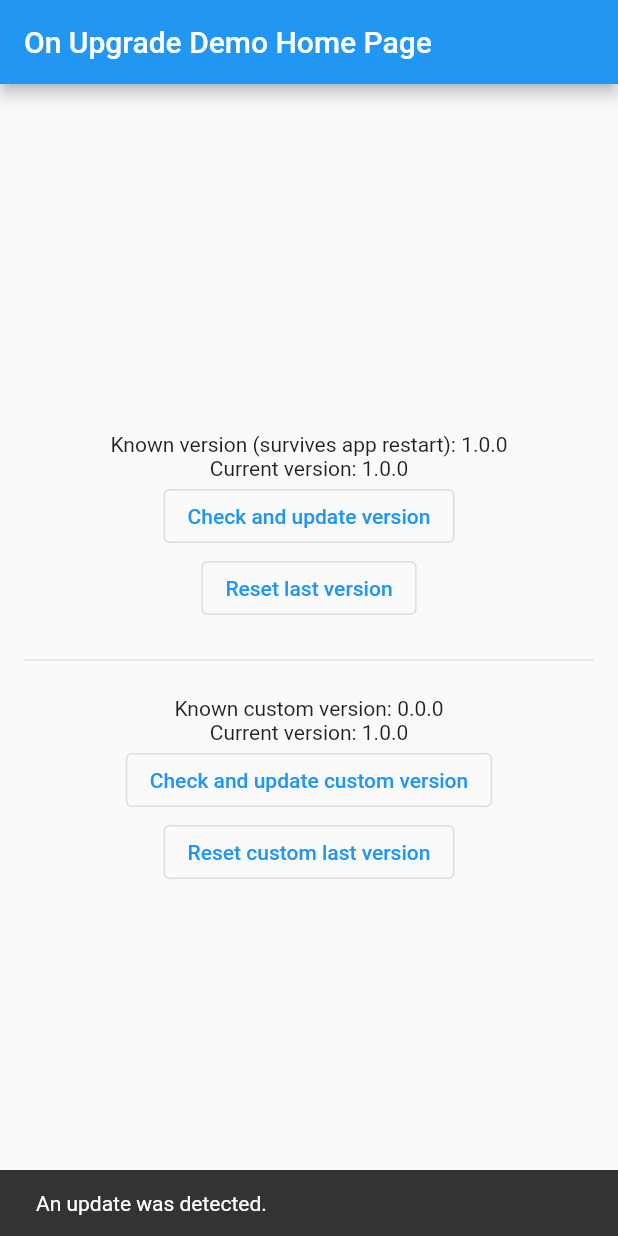
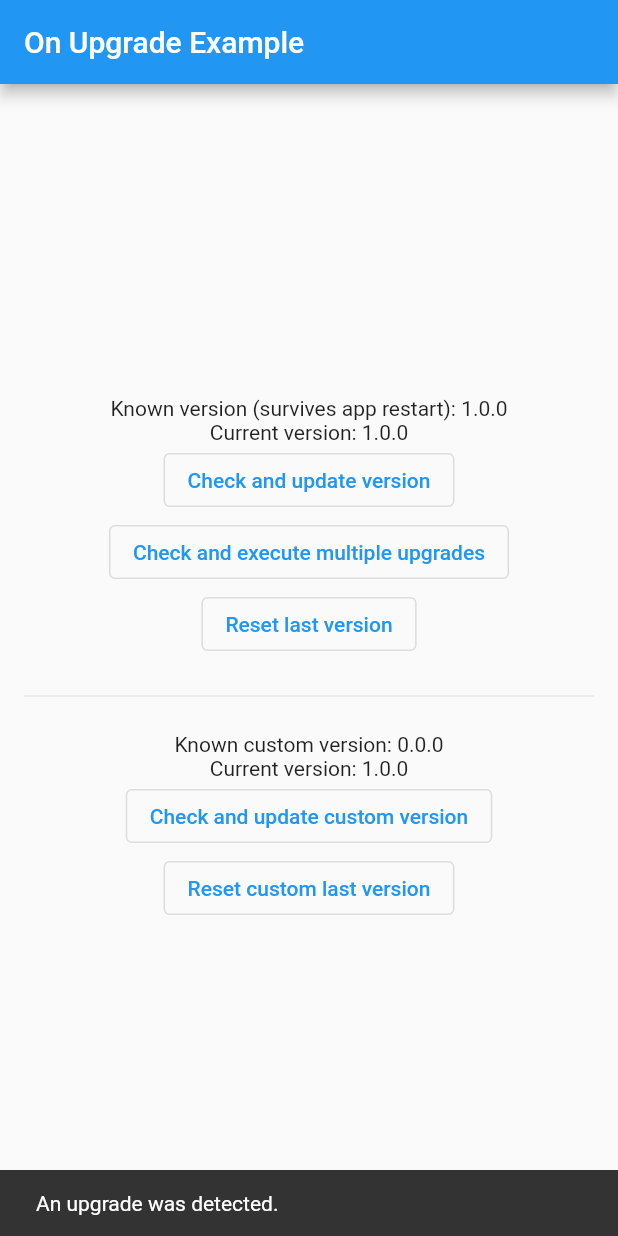
Before and after one commit to Boehrsi/on_upgrade, a Flutter app: the screen it shows after launch, after a tap on "Check and update version", on a phone screen of 412 x 824 dp. Run offline on Flutter 3.47's test engine with Material 2 defaults, Android fonts, the light colour scheme and no system bars; our stand-ins replace package_info_plus, pub_semver, shared_preferences.

Commit message:
docs: add docs for #2 chore: update example app with showcase for #2

```diff
--- a/example/lib/main.dart
+++ b/example/lib/main.dart
@@ -13,27 +13,28 @@ class MyApp extends StatelessWidget {
       theme: ThemeData(
         primarySwatch: Colors.blue,
       ),
-      home: MyHomePage(title: 'On Upgrade Demo Home Page'),
+      home: MainScreen(title: 'On Upgrade Example'),
     );
   }
 }
 
-class MyHomePage extends StatefulWidget {
-  MyHomePage({Key key, this.title}) : super(key: key);
+class MainScreen extends StatefulWidget {
+  MainScreen({Key key, this.title}) : super(key: key);
 
   final String title;
 
   @override
-  _MyHomePageState createState() => _MyHomePageState();
+  _MainScreenState createState() => _MainScreenState();
 }
 
-class _MyHomePageState extends State<MyHomePage> {
+class _MainScreenState extends State<MainScreen> {
   final _onUpgrade = OnUpgrade();
   OnUpgrade _onUpgradeCustom;
 
   String _lastVersion;
   String _customLastVersion = '';
   String _currentVersion;
+  var _multipleUpgradeProgress = 0.0;
 
   @override
   void initState() {
@@ -84,6 +85,14 @@ class _MyHomePageState extends State<MyHomePage> {
               child: Text('Check and update version'),
             ),
             OutlinedButton(
+              onPressed: _executeMultipleUpgrades,
+              child: Text('Check and execute multiple upgrades'),
+            ),
+            Visibility(
+              visible: _multipleUpgradeProgress > 0.0,
+              child: LinearProgressIndicator(value: _multipleUpgradeProgress),
+            ),
+            OutlinedButton(
               onPressed: _resetLastVersion,
               child: Text('Reset last version'),
             ),
@@ -114,9 +123,46 @@ class _MyHomePageState extends State<MyHomePage> {
     if (isNewVersion.state == UpgradeState.upgrade) {
       await _onUpgrade.updateLastVersion();
       _showLastVersion();
-      _showSnackbar('An update was detected.');
+      _showSnackbar('An upgrade was detected.');
     } else {
-      _showSnackbar('No update.');
+      _showSnackbar('No upgrade.');
+    }
+  }
+
+  Future<void> _executeMultipleUpgrades() async {
+    final upgrades = {
+      '0.0.5': () async {
+        setState(() => _multipleUpgradeProgress = 0.1);
+        await Future.delayed(Duration(seconds: 2), () => setState(() => _multipleUpgradeProgress = 0.5));
+        _showSnackbar('0.0.5 migration done');
+      },
+      '0.5.0': () async {
+        await Future.delayed(Duration(seconds: 3), () => setState(() => _multipleUpgradeProgress = 1));
+        _showSnackbar('0.5.0 migration done');
+        await Future.delayed(Duration(seconds: 2), () {});
+      },
+      '1.0.0': () {
+        showDialog(
+          context: context,
+          builder: (context) => AlertDialog(
+            title: Text('1.0.0 - Nothing new'),
+            content: Text('We just added more ads!'),
+          ),
+        );
+      },
+      '2.0.0': () {
+        // Shouldn't get executed
+        throw AssertionError("This method shouldn't get executed");
+      },
+    };
+
+    final isNewVersion = await _onUpgrade.isNewVersion();
+    if (isNewVersion.state == UpgradeState.upgrade) {
+      await isNewVersion.executeUpgrades(upgrades);
+      await _onUpgrade.updateLastVersion();
+      _showLastVersion();
+    } else {
+      _showSnackbar('No upgrade.');
     }
   }
 
@@ -149,9 +195,9 @@ class _MyHomePageState extends State<MyHomePage> {
     if (isNewVersion.state == UpgradeState.upgrade) {
       await _onUpgradeCustom.updateLastVersion();
       _showLastVersion();
-      _showSnackbar('A custom update was detected.');
+      _showSnackbar('A custom upgrade was detected.');
     } else {
-      _showSnackbar('No custom update.');
+      _showSnackbar('No custom upgrade.');
     }
   }
 
@@ -166,7 +212,10 @@ class _MyHomePageState extends State<MyHomePage> {
   Future<void> _resetLastVersion() async {
     await _onUpgrade.updateLastVersion('');
     _showLastVersion();
+    _resetMultipleProgress();
   }
+
+  void _resetMultipleProgress() => setState(() => _multipleUpgradeProgress = 0.0);
 
   Future<void> _resetCustomLastVersion() async {
     await _onUpgradeCustom.updateLastVersion('');
```
Also changed, not shown: 3 other files.
